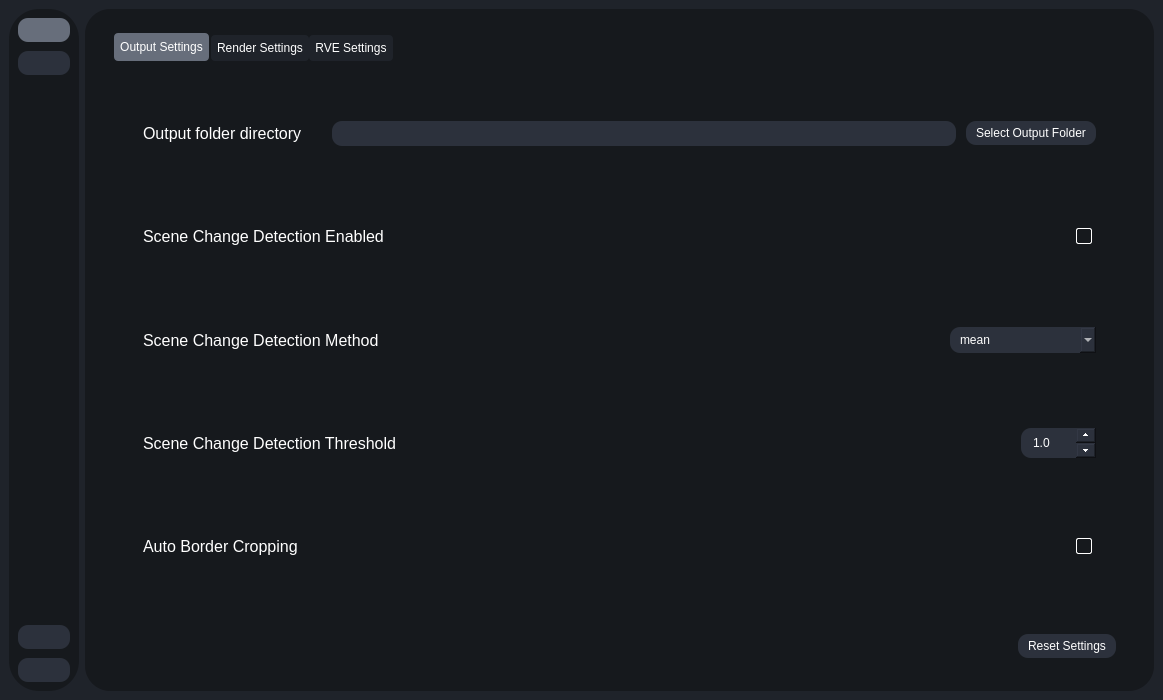
TNTwise/REAL-Video-Enhancer, file testRVEInterface.ui: the form before one commit.
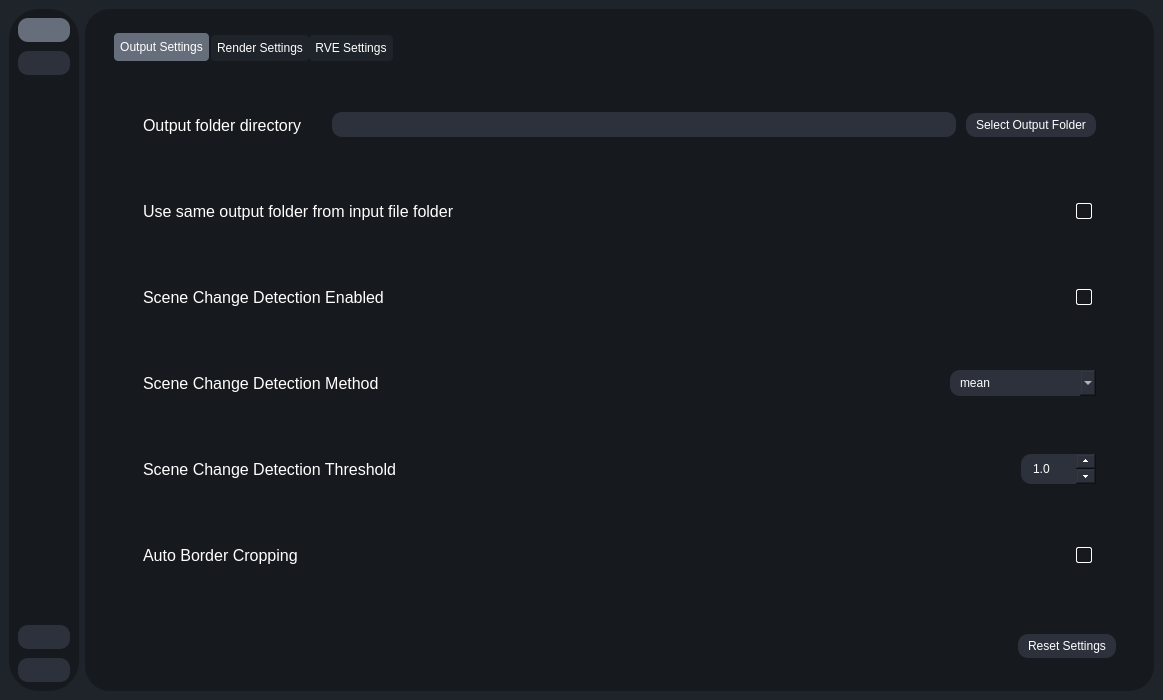
The form after the commit. The open tabs and pages were chosen to show the change. Icons and pictures are not drawn.

Commit message: Add use_same_output_folder_from_input element to the screen

Patch:
```diff
--- a/testRVEInterface.ui
+++ b/testRVEInterface.ui
@@ -4508,6 +4508,81 @@
                                </layout>
                               </widget>
                              </item>
+                             <item>
+                              <widget class="QWidget" name="use_same_output_folder_from_inputContainer" native="true">
+                               <layout class="QHBoxLayout" name="horizontalLayout_61">
+                                <property name="spacing">
+                                 <number>10</number>
+                                </property>
+                                <property name="leftMargin">
+                                 <number>0</number>
+                                </property>
+                                <property name="topMargin">
+                                 <number>0</number>
+                                </property>
+                                <property name="rightMargin">
+                                 <number>0</number>
+                                </property>
+                                <property name="bottomMargin">
+                                 <number>0</number>
+                                </property>
+                                <item>
+                                 <widget class="QLabel" name="label_26">
+                                  <property name="font">
+                                   <font>
+                                    <pointsize>12</pointsize>
+                                   </font>
+                                  </property>
+                                  <property name="text">
+                                   <string>Use same output folder from input file folder</string>
+                                  </property>
+                                 </widget>
+                                </item>
+                                <item>
+                                 <spacer name="horizontalSpacer_36">
+                                  <property name="orientation">
+                                   <enum>Qt::Orientation::Horizontal</enum>
+                                  </property>
+                                  <property name="sizeHint" stdset="0">
+                                   <size>
+                                    <width>40</width>
+                                    <height>20</height>
+                                   </size>
+                                  </property>
+                                 </spacer>
+                                </item>
+                                <item>
+                                 <widget class="QLabel" name="label_27">
+                                  <property name="maximumSize">
+                                   <size>
+                                    <width>25</width>
+                                    <height>25</height>
+                                   </size>
+                                  </property>
+                                  <property name="toolTip">
+                                   <string>&lt;html&gt;&lt;head/&gt;&lt;body&gt;&lt;p&gt;&lt;span style=&quot; font-weight:700;&quot;&gt;Use same output folder as input:&lt;/span&gt;&lt;/p&gt;&lt;p&gt;- Enabled: Use the same output folder as the inputfile folder. &lt;/p&gt;&lt;/body&gt;&lt;/html&gt;</string>
+                                  </property>
+                                  <property name="text">
+                                   <string/>
+                                  </property>
+                                  <property name="pixmap">
+                                   <pixmap resource="resources.qrc">:/icons/icons/info.svg</pixmap>
+                                  </property>
+                                  <property name="scaledContents">
+                                   <bool>true</bool>
+                                  </property>
+                                 </widget>
+                                </item>
+                                <item>
+                                 <widget class="QCheckBox" name="use_same_output_folder_from_input_enabled">
+                                  <property name="text">
+                                   <string/>
+                                  </property>
+                                 </widget>
+                                </item>
+                               </layout>
+                              </widget>
+                             </item>
                              <item>
                               <widget class="QWidget" name="sceneChangeDetectionSettingContainer" native="true">
                                <layout class="QHBoxLayout" name="horizontalLayout_17">
```
The commit also changes 1 other file.
